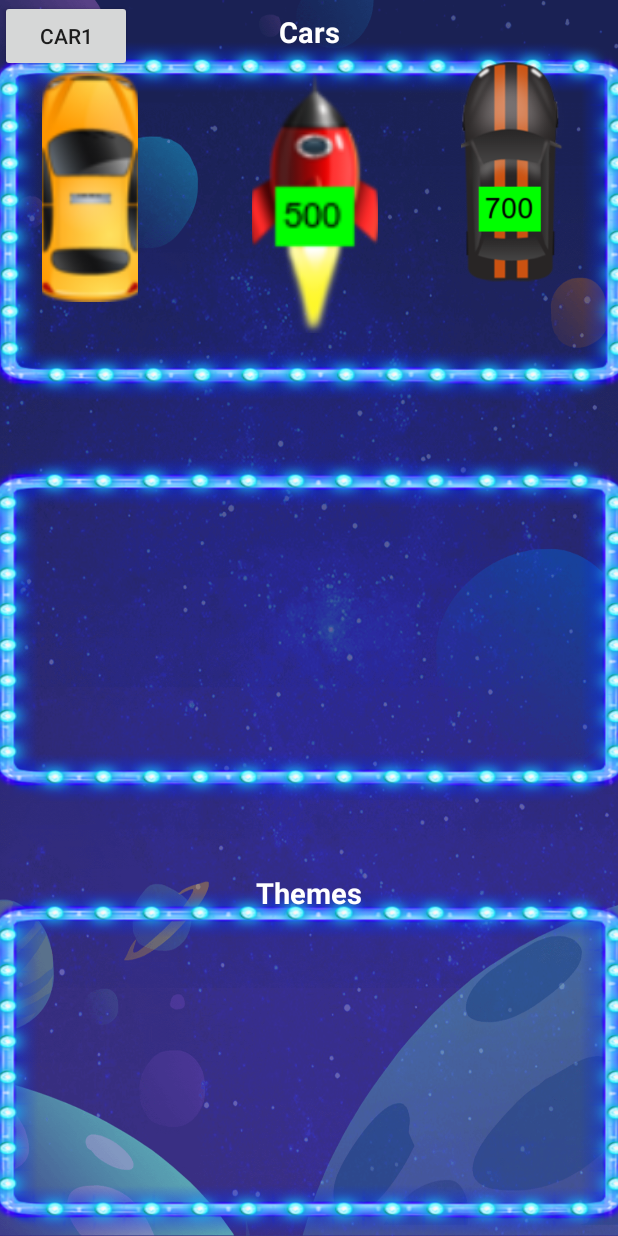
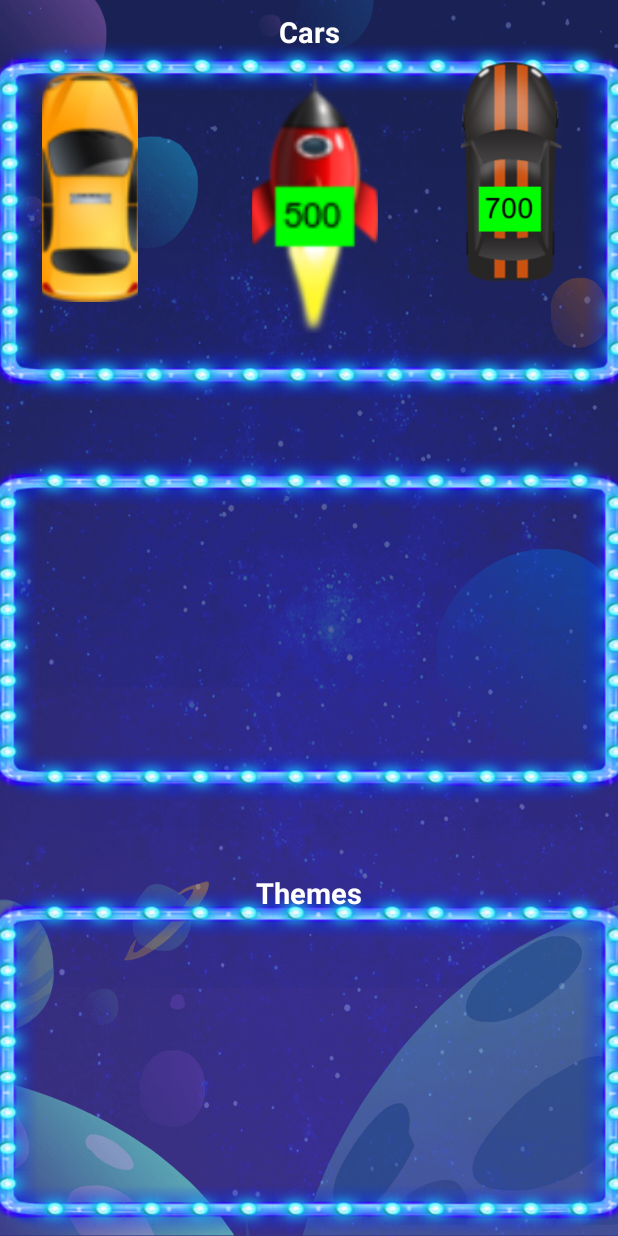
Before and after one commit to megadroids/DrivingGame, an Android app: the ShopActivity screen opened directly, with no data from a screen before it, on a phone screen of 412 x 824 dp. Run offline under Robolectric (Android 15) with nearby library versions, the phone set to English and light mode, and no system bars; our stand-ins replace AdMob.

Commit message:
music files incorporated to activity

```diff
--- a/app/src/main/java/megadroid/drivinggame/model/SoundHelper.java
+++ b/app/src/main/java/megadroid/drivinggame/model/SoundHelper.java
@@ -52,7 +52,7 @@ public class SoundHelper {
             }
         });
         mcrashID = mSoundPool.load(activity, R.raw.car_crash, 1);
-        mcoinID = mSoundPool.load(activity, R.raw.buying_Items, 1);
+        mcoinID = mSoundPool.load(activity, R.raw.coins, 1);
         mdiamondID = mSoundPool.load(activity, R.raw.crystal, 1);
         moverID = mSoundPool.load(activity, R.raw.game_over, 1);
     }
--- a/app/src/main/res/layout/activity_shop.xml
+++ b/app/src/main/res/layout/activity_shop.xml
@@ -6,12 +6,6 @@
     android:layout_height="match_parent"
     android:background="@drawable/bg"
     tools:context="megadroid.drivinggame.view.ShopActivity">
-    <Button
-        android:id="@+id/button_adv"
-        android:layout_height="wrap_content"
-        android:layout_width="wrap_content"
-        android:onClick="onClick"
-        android:text="CAR1" />
 
     <TextView
         android:layout_width="wrap_content"
```
Also changed, not shown: 6 other files.
